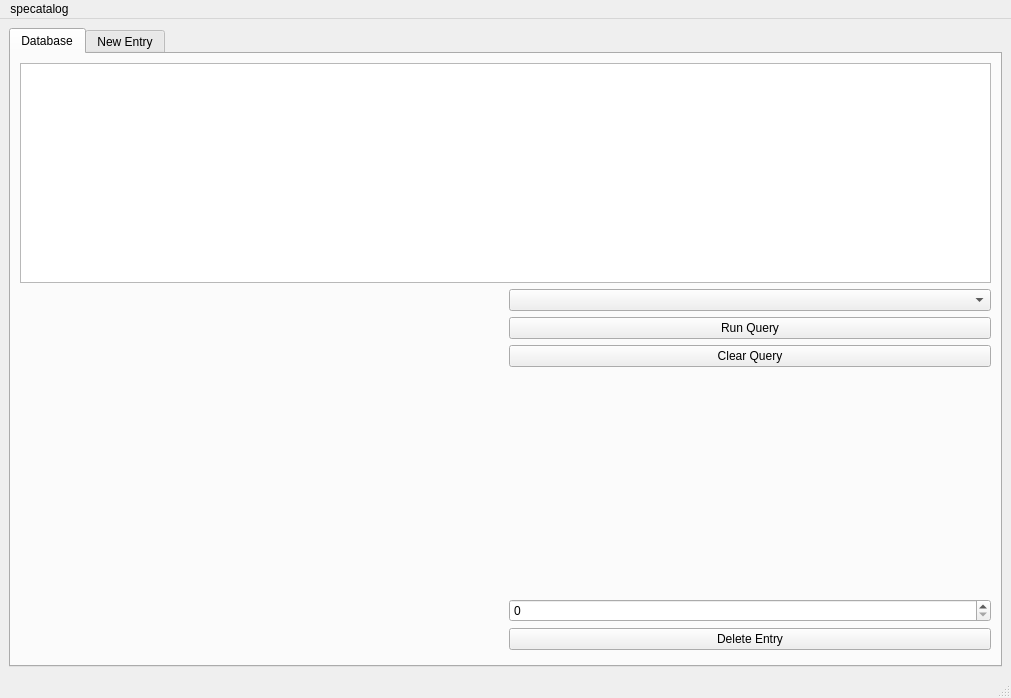
Old version of the form src/gui/specatalog_mainwindow.ui in the repository TheresiaQuintes/specatalog.
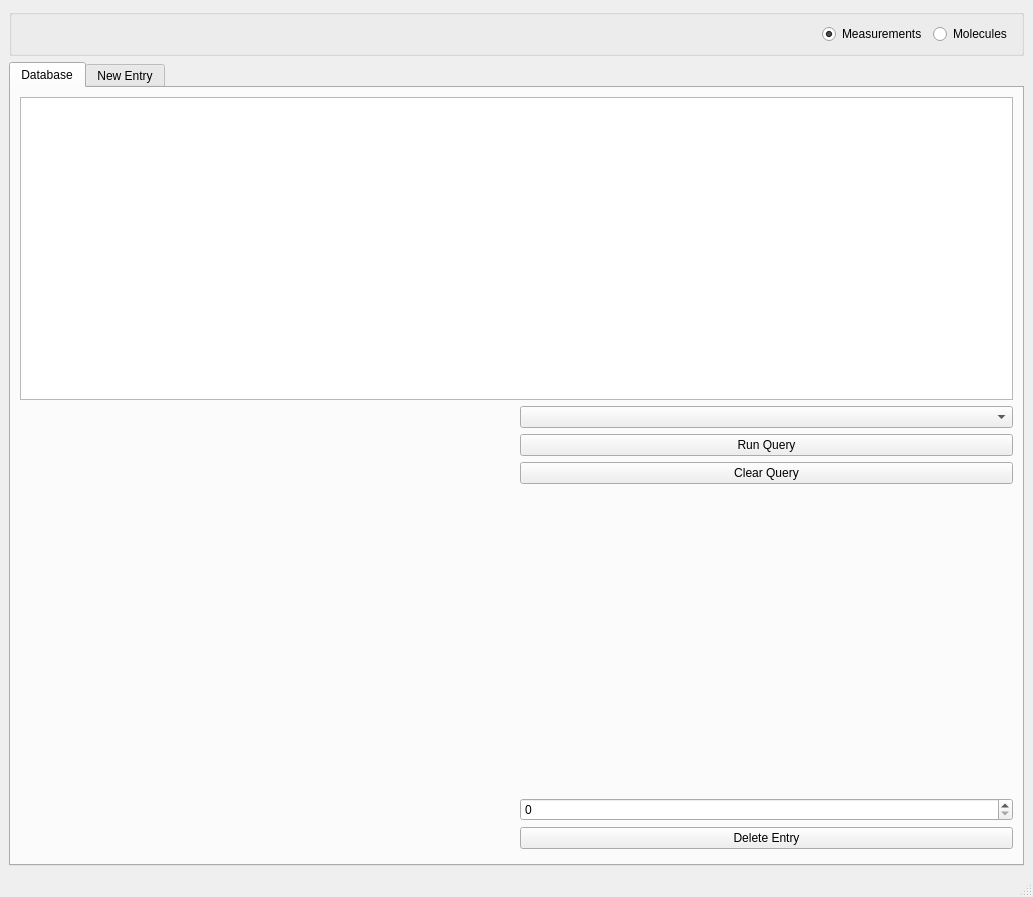
New version of the form.

Commit message: Beginn Einarbeitung Moleküle in GUI. Grundlegend läuft es aber mit einigen Bugs -> Funktionen austesten und Bugs beheben

Diff of the .ui file:
```diff
--- a/src/gui/specatalog_mainwindow.ui
+++ b/src/gui/specatalog_mainwindow.ui
@@ -6,8 +6,8 @@
    <rect>
     <x>0</x>
     <y>0</y>
-    <width>1011</width>
-    <height>698</height>
+    <width>1033</width>
+    <height>897</height>
    </rect>
   </property>
   <property name="sizePolicy">
@@ -26,8 +26,8 @@
      <verstretch>0</verstretch>
     </sizepolicy>
    </property>
-   <layout class="QHBoxLayout" name="horizontalLayout_2">
-    <item>
+   <layout class="QGridLayout" name="gridLayout_3">
+    <item row="1" column="1">
      <widget class="QTabWidget" name="tabWidget">
       <property name="currentIndex">
        <number>0</number>
@@ -127,24 +127,44 @@
       </widget>
      </widget>
     </item>
+    <item row="0" column="1">
+     <widget class="QGroupBox" name="groupBox">
+      <layout class="QHBoxLayout" name="horizontalLayout">
+       <item>
+        <spacer name="horizontalSpacer">
+         <property name="orientation">
+          <enum>Qt::Horizontal</enum>
+         </property>
+         <property name="sizeHint" stdset="0">
+          <size>
+           <width>40</width>
+           <height>20</height>
+          </size>
+         </property>
+        </spacer>
+       </item>
+       <item>
+        <widget class="QRadioButton" name="RadioMeasurements">
+         <property name="text">
+          <string>Measurements</string>
+         </property>
+         <property name="checked">
+          <bool>true</bool>
+         </property>
+        </widget>
+       </item>
+       <item>
+        <widget class="QRadioButton" name="RadioMolecules">
+         <property name="text">
+          <string>Molecules</string>
+         </property>
+        </widget>
+       </item>
+      </layout>
+     </widget>
+    </item>
    </layout>
   </widget>
-  <widget class="QMenuBar" name="menubar">
-   <property name="geometry">
-    <rect>
-     <x>0</x>
-     <y>0</y>
-     <width>1011</width>
-     <height>22</height>
-    </rect>
-   </property>
-   <widget class="QMenu" name="menuMainWindow">
-    <property name="title">
-     <string>specatalog</string>
-    </property>
-   </widget>
-   <addaction name="menuMainWindow"/>
-  </widget>
   <widget class="QStatusBar" name="statusbar"/>
  </widget>
  <resources/>
```
Left out of the diff: 34 changed lines with no effect on the pictures. The commit also changes 6 other files.
